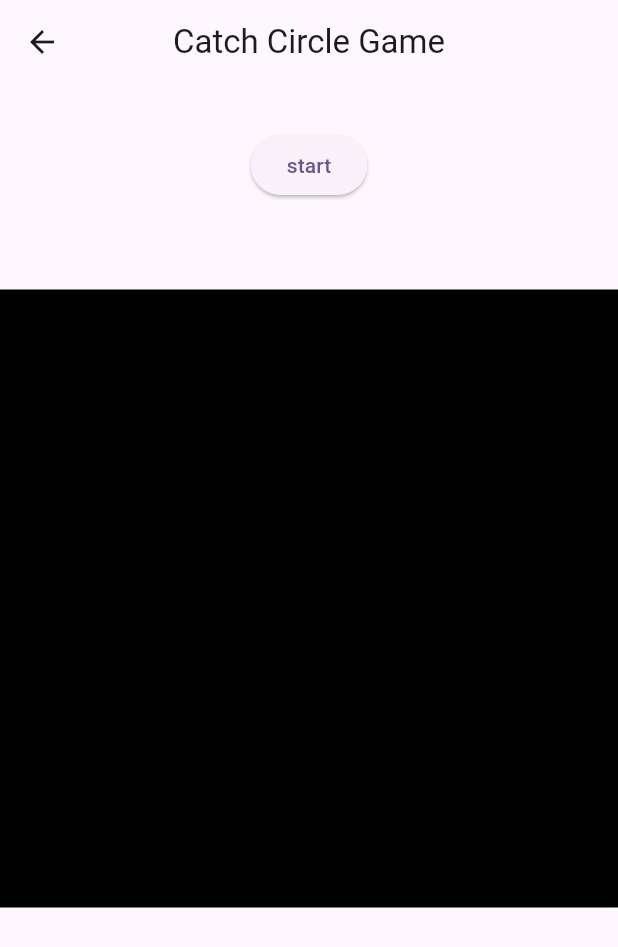
After one commit to Urrr4545/flutter_challenge, a Flutter app: the screen it shows after launch, after a tap on "4일차 심화", on a phone screen of 412 x 824 dp. The commit adds this screen. Shown: the top 947 px of the screen. Run offline on Flutter 3.47's test engine with Material 3 defaults, Android fonts, the phone set to English and light mode, and no system bars.

Commit message:
update day4

```diff
--- /dev/null
+++ b/lib/challenge_day_4/hard/main.dart
@@ -0,0 +1,116 @@
+import 'dart:async';
+import 'dart:math';
+
+import 'package:flutter/material.dart';
+
+class ChallengeHardScreenDay4 extends StatefulWidget {
+  const ChallengeHardScreenDay4({Key? key}) : super(key: key);
+
+  @override
+  State<ChallengeHardScreenDay4> createState() =>
+      _ChallengeHardScreenDay4State();
+}
+
+class _ChallengeHardScreenDay4State extends State<ChallengeHardScreenDay4> {
+  late Timer timer;
+  String elapsedTime = "";
+  Stopwatch stopWatch = Stopwatch();
+  late double width = MediaQuery.of(context).size.width;
+  late double circlePosX = 0;
+  late double circlePosY = 0;
+
+  void startTimer() {
+    stopWatch.start();
+    timer = Timer.periodic(const Duration(milliseconds: 1), (Timer timer) {
+      setState(() {
+        elapsedTime =
+            Duration(milliseconds: stopWatch.elapsedMilliseconds).toString();
+      });
+    });
+  }
+
+  void stopTimer() {
+    stopWatch.stop();
+    timer.cancel();
+  }
+
+  @override
+  Widget build(BuildContext context) {
+    return SafeArea(
+      child: Scaffold(
+        appBar: AppBar(
+          title: const Text("Catch Circle Game"),
+          centerTitle: true,
+        ),
+        body: Material(
+          child: Column(
+            children: [
+              const SizedBox(
+                height: 30,
+              ),
+              ElevatedButton(
+                onPressed: () {
+                  int maxWidth = width.toInt() - 50;
+                  circlePosX = Random().nextInt(maxWidth).toDouble();
+                  circlePosY = Random().nextInt(maxWidth).toDouble();
+                  setState(() {
+                    stopWatch.reset();
+                    elapsedTime = const Duration(milliseconds: 0).toString();
+                  });
+                  Future.delayed(const Duration(milliseconds: 500), () {
+                    startTimer();
+                  });
+                },
+                child: const Text("start"),
+              ),
+              const SizedBox(
+                height: 10,
+              ),
+              Text(
+                elapsedTime,
+                style: const TextStyle(
+                  fontSize: 20,
+                  fontWeight: FontWeight.w500,
+                ),
+              ),
+              const SizedBox(
+                height: 20,
+              ),
+              Container(
+                color: Colors.black,
+                width: width,
+                height: width,
+                child: Stack(children: [
+                  Positioned(
+                    left: circlePosX,
+                    top: circlePosY,
+                    child: buildCircleWidget(),
+                  )
+                ]),
+              ),
+            ],
+          ),
+        ),
+      ),
+    );
+  }
+
+  Widget buildCircleWidget() {
+    return GestureDetector(
+      onTap: () => setState(() {
+        stopTimer();
+      }),
+      child: Visibility(
+        visible: stopWatch.isRunning,
+        child: Container(
+          width: 50,
+          height: 50,
+          decoration: const BoxDecoration(
+            color: Colors.green,
+            shape: BoxShape.circle,
+          ),
+        ),
+      ),
+    );
+  }
+}
--- a/lib/challenge_menu.dart
+++ b/lib/challenge_menu.dart
@@ -1,4 +1,5 @@
 import 'package:flutter/material.dart';
+import 'package:flutter_challenge/challenge_day_4/normal/main.dart';
 
 import 'challenge_day_0/hard/main.dart';
 import 'challenge_day_0/normal/main.dart';
@@ -8,6 +9,7 @@ import 'challenge_day_2/hard/main.dart';
 import 'challenge_day_2/normal/main.dart';
 import 'challenge_day_3/hard/main.dart';
 import 'challenge_day_3/normal/main.dart';
+import 'challenge_day_4/hard/main.dart';
 
 class HomeScreen extends StatelessWidget {
   const HomeScreen({Key? key}) : super(key: key);
@@ -116,6 +118,28 @@ class HomeScreen extends StatelessWidget {
                 ),
               ],
             ),
+            const SizedBox(
+              height: 20,
+            ),
+            Row(
+              crossAxisAlignment: CrossAxisAlignment.center,
+              mainAxisAlignment: MainAxisAlignment.center,
+              children: [
+                ElevatedButton(
+                  onPressed: () =>
+                      goScreen(context, const ChallengeNormalScreenDay4()),
+                  child: const Text("4일차 기본"),
+                ),
+                const SizedBox(
+                  width: 20,
+                ),
+                ElevatedButton(
+                  onPressed: () =>
+                      goScreen(context, const ChallengeHardScreenDay4()),
+                  child: const Text("4일차 심화"),
+                ),
+              ],
+            ),
           ],
         ),
       ),
```
Also changed, not shown: lib/challenge_day_4/normal/main.dart (added, +99 -0 lines).
